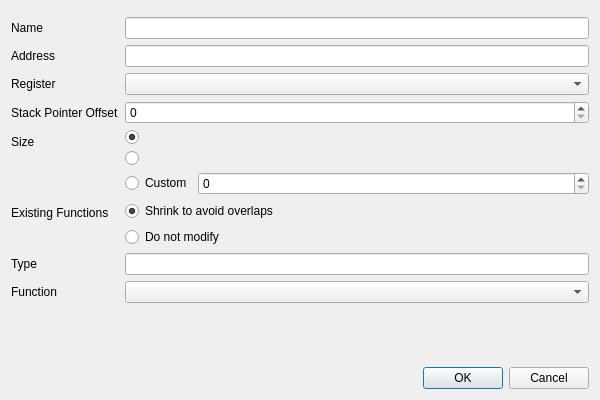
Old version of the form pcsx2-qt/Debugger/SymbolTree/NewSymbolDialog.ui in the repository chaoticgd/pcsx2.
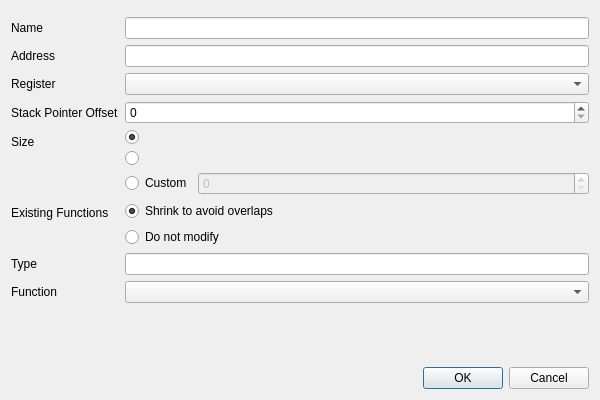
New version of the form.

Commit message:
Debugger: Fix some bugs with the New Symbol dialogs
Prevent crashing caused by trying to take the symbol database lock
twice, loosen overly restrictive alignment checks, disable custom
size spin box when the dialogs are first opened.

```diff
--- a/pcsx2-qt/Debugger/SymbolTree/NewSymbolDialog.ui
+++ b/pcsx2-qt/Debugger/SymbolTree/NewSymbolDialog.ui
@@ -136,6 +136,9 @@
          </item>
          <item>
           <widget class="QSpinBox" name="customSizeSpinBox">
+           <property name="enabled">
+            <bool>false</bool>
+           </property>
            <property name="readOnly">
             <bool>false</bool>
            </property>
```
The commit also changes 2 other files.
